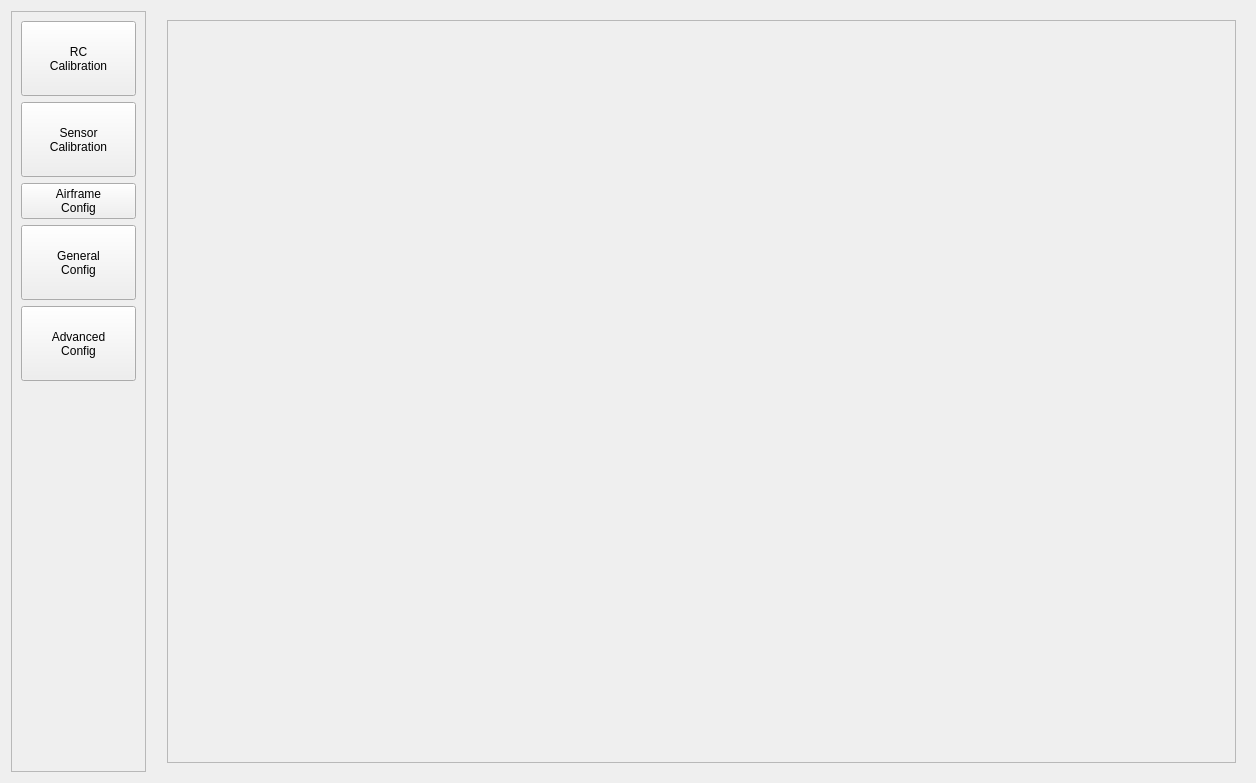
Before: the Qt Designer form src/ui/QGCPX4VehicleConfig.ui in mavlink/qgroundcontrol, drawn with Qt 5.
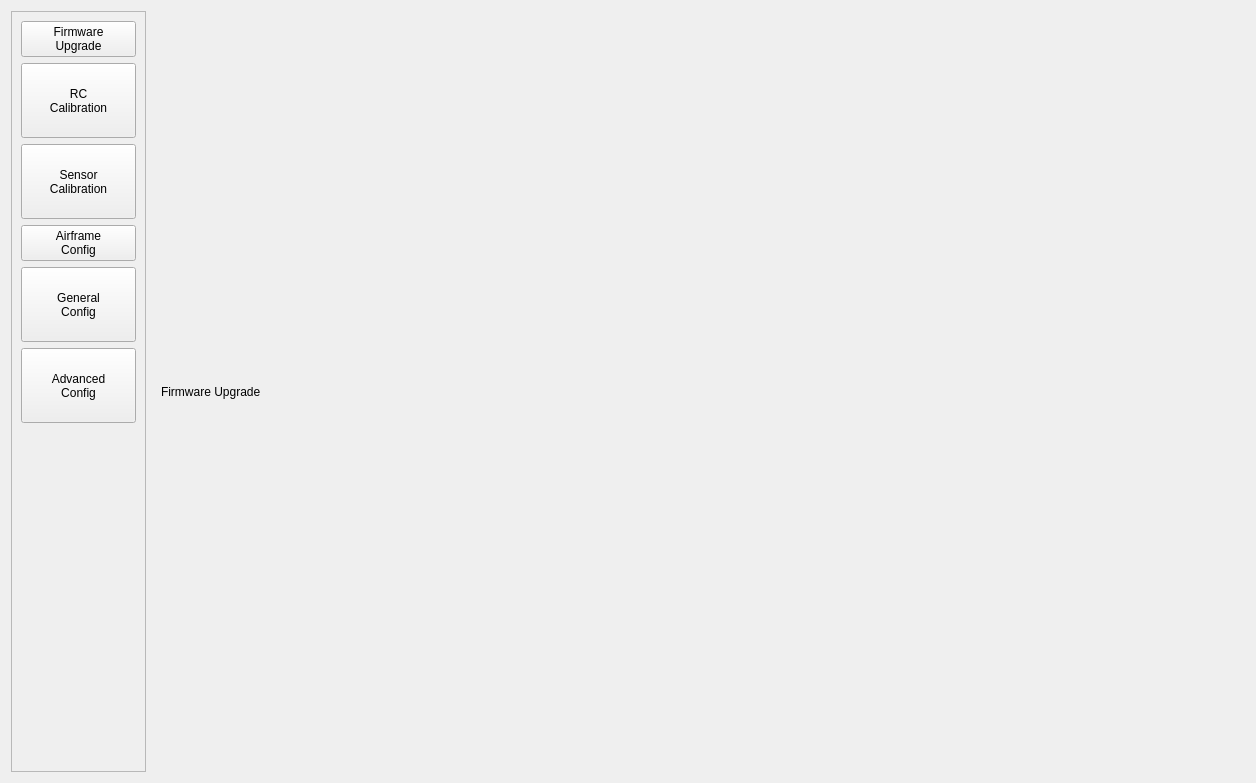
After: the same form once the commit is applied. Custom widgets are drawn as their Qt base class.

Commit message: Config improvements, added firmware upload capability

Patch:
```diff
--- a/src/ui/QGCPX4VehicleConfig.ui
+++ b/src/ui/QGCPX4VehicleConfig.ui
@@ -52,6 +52,14 @@
          <property name="sizeConstraint">
           <enum>QLayout::SetMinAndMaxSize</enum>
          </property>
+         <item>
+          <widget class="QPushButton" name="firmwareMenuButton">
+           <property name="text">
+            <string>Firmware
+Upgrade</string>
+           </property>
+          </widget>
+         </item>
          <item>
           <widget class="QPushButton" name="rcMenuButton">
            <property name="minimumSize">
@@ -146,8 +154,19 @@
      <item>
       <widget class="QStackedWidget" name="stackedWidget">
        <property name="currentIndex">
-        <number>1</number>
+        <number>0</number>
        </property>
+       <widget class="QWidget" name="firmwareTab">
+        <layout class="QVBoxLayout" name="firmwareLayout">
+         <item>
+          <widget class="QLabel" name="label_5">
+           <property name="text">
+            <string>Firmware Upgrade</string>
+           </property>
+          </widget>
+         </item>
+        </layout>
+       </widget>
        <widget class="QWidget" name="rcTab">
         <layout class="QVBoxLayout" name="verticalLayout_17">
          <item>
```
The commit also changes 11 other files.
